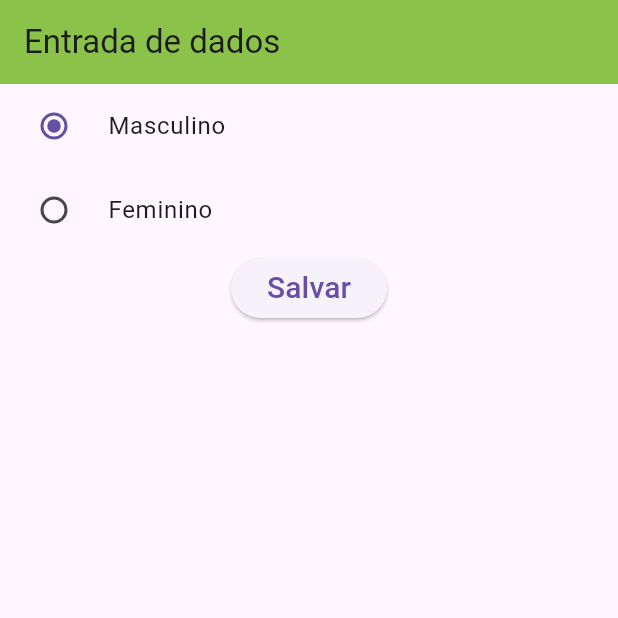
After one commit to roberiosouza/entrada-dados-flutter, a Flutter app: the screen it shows after launch, after a tap on "Masculino", on a phone screen of 412 x 824 dp, the top half of it. The commit adds this screen. Run offline on Flutter 3.47's test engine with Material 3 defaults, Android fonts, the phone set to English and light mode, and no system bars.

Commit message:
Implementado tela usando radiobutton e radiolisttitle

```diff
--- /dev/null
+++ b/lib/entrada-radiobutton.dart
@@ -0,0 +1,77 @@
+import 'package:flutter/material.dart';
+
+class EntradaRadioButton extends StatefulWidget {
+  const EntradaRadioButton({super.key});
+
+  @override
+  State<EntradaRadioButton> createState() => _EntradaRadioButtonState();
+}
+
+class _EntradaRadioButtonState extends State<EntradaRadioButton> {
+  String? _escolhaUsuario;
+
+  @override
+  Widget build(BuildContext context) {
+    return Scaffold(
+      appBar: AppBar(
+        title: Text("Entrada de dados"),
+        backgroundColor: Colors.lightGreen,
+      ),
+      body: Container(
+        child: Column(
+          children: [
+            RadioListTile(
+                title: Text("Masculino"),
+                value: "m",
+                groupValue: _escolhaUsuario,
+                onChanged: (String? escolha) {
+                  setState(() {
+                    _escolhaUsuario = escolha;
+                  });
+                  print("resultado: " + escolha!);
+                }),
+            RadioListTile(
+                title: Text("Feminino"),
+                value: "f",
+                groupValue: _escolhaUsuario,
+                onChanged: (String? escolha) {
+                  setState(() {
+                    _escolhaUsuario = escolha;
+                  });
+                  print("resultado: " + escolha!);
+                }),
+            ElevatedButton(
+                onPressed: () {
+                  print("resultado final: " + _escolhaUsuario!);
+                },
+                child: Text(
+                  "Salvar",
+                  style: TextStyle(fontSize: 20),
+                ))
+
+            /*Text("Masculino"),
+            Radio(
+                value: "m",
+                groupValue: _escolhaUsuario,
+                onChanged: (String? escolha) {
+                  setState(() {
+                    _escolhaUsuario = escolha;
+                  });
+                  print("resultado: " + escolha!);
+                }),
+            Text("Feminino"),
+            Radio(
+                value: "f",
+                groupValue: _escolhaUsuario,
+                onChanged: (String? escolha) {
+                  setState(() {
+                    _escolhaUsuario = escolha;
+                  });
+                  print("resultado: " + escolha!);
+                })*/
+          ],
+        ),
+      ),
+    );
+  }
+}
--- a/lib/main.dart
+++ b/lib/main.dart
@@ -1,10 +1,12 @@
 import 'package:entrada_dados/entrada-dados.dart';
 import 'package:entrada_dados/entrada-checkbox.dart';
+import 'package:entrada_dados/entrada-radiobutton.dart';
 import 'package:flutter/material.dart';
 
 void main() {
   runApp(MaterialApp(
     // home: EntradaDados(),
-    home: EntradaCheckbox(),
+    //home: EntradaCheckbox(),
+    home: EntradaRadioButton(),
   ));
 }
```
